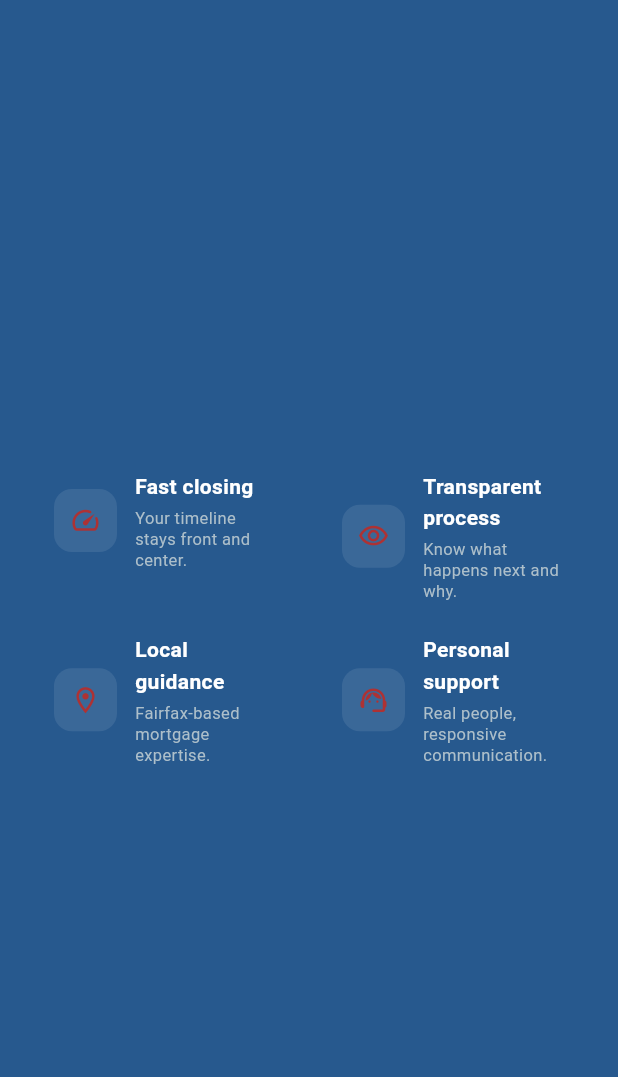
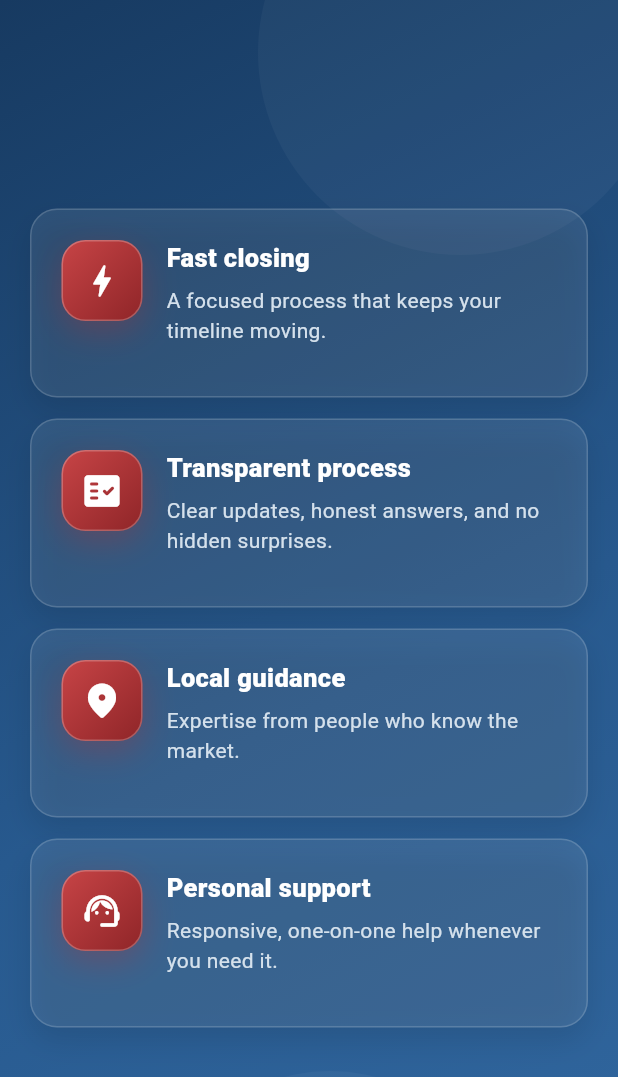
Before and after one commit to lamadipen/simplemortage, a Flutter app: the TrustBar widget shown alone on an empty page, opened directly, on a phone screen of 412 x 824 dp. Shown: the top 1077 px of the screen. Run offline on Flutter 3.47's test engine with Material 3 defaults, Android fonts, the phone set to English and light mode, and no system bars; Roboto replaces fonts that are missing (Arial).

Commit message:
Enhanced the trust-benefits section in [trust_bar.dart](/Users/dipenlama/Downloads/workspace-local/simplemortage/lib/features/home/widgets/trust_bar.dart): Larger, high-contrast icons Branded red icon gradients and glow Navy gradient background Glass-style cards with depth Subtle desktop hover effects Larger, clearer supporting text Full-width mobile cards

```diff
--- a/lib/features/home/widgets/trust_bar.dart
+++ b/lib/features/home/widgets/trust_bar.dart
@@ -7,108 +7,78 @@ class TrustBar extends StatelessWidget {
 
   static const items = [
     (
-      Icons.speed_rounded,
+      Icons.bolt_rounded,
       'Fast closing',
-      'Your timeline stays front and center.',
+      'A focused process that keeps your timeline moving.',
     ),
     (
-      Icons.visibility_outlined,
+      Icons.fact_check_rounded,
       'Transparent process',
-      'Know what happens next and why.',
+      'Clear updates, honest answers, and no hidden surprises.',
     ),
     (
-      Icons.location_on_outlined,
+      Icons.location_on_rounded,
       'Local guidance',
-      'Fairfax-based mortgage expertise.',
+      'Expertise from people who know the market.',
     ),
     (
       Icons.support_agent_rounded,
       'Personal support',
-      'Real people, responsive communication.',
+      'Responsive, one-on-one help whenever you need it.',
     ),
   ];
 
   @override
   Widget build(BuildContext context) {
-    final narrow = MediaQuery.sizeOf(context).width < 760;
-    return SectionContainer(
-      backgroundColor: AppColors.navy,
+    final screenWidth = MediaQuery.sizeOf(context).width;
+    final mobile = screenWidth < 600;
+    final tablet = screenWidth >= 600 && screenWidth < 1100;
+    final gap = mobile ? 14.0 : 18.0;
+
+    return Container(
+      decoration: const BoxDecoration(
+        gradient: LinearGradient(
+          begin: Alignment.topLeft,
+          end: Alignment.bottomRight,
+          colors: [AppColors.navyDark, AppColors.navy, Color(0xFF31679F)],
+          stops: [0, 0.56, 1],
+        ),
+      ),
+      child: Stack(
+        children: [
+          const Positioned(
+            top: -100,
+            right: -30,
+            child: _BackgroundGlow(size: 270),
+          ),
+          const Positioned(
+            bottom: -130,
+            left: 100,
+            child: _BackgroundGlow(size: 240),
+          ),
+          SectionContainer(
             padding: EdgeInsets.symmetric(
-        horizontal: MediaQuery.sizeOf(context).width < 600 ? 20 : 48,
-        vertical: 32,
+              horizontal: mobile ? 20 : 48,
+              vertical: mobile ? 34 : 42,
             ),
-      child: narrow
-          ? Wrap(
-              spacing: 12,
-              runSpacing: 22,
+            child: LayoutBuilder(
+              builder: (context, constraints) {
+                final columns = mobile ? 1 : (tablet ? 2 : 4);
+                final cardWidth =
+                    (constraints.maxWidth - gap * (columns - 1)) / columns;
+
+                return Wrap(
+                  spacing: gap,
+                  runSpacing: gap,
                   children: [
                     for (final item in items)
                       SizedBox(
-                    width: (MediaQuery.sizeOf(context).width - 52) / 2,
+                        width: cardWidth,
                         child: _TrustItem(item: item),
                       ),
                   ],
-            )
-          : Row(
-              children: [
-                for (var index = 0; index < items.length; index++) ...[
-                  Expanded(child: _TrustItem(item: items[index])),
-                  if (index < items.length - 1)
-                    Container(
-                      width: 1,
-                      height: 48,
-                      color: Colors.white.withValues(alpha: 0.14),
-                    ),
-                ],
-              ],
-            ),
                 );
-  }
-}
-
-class _TrustItem extends StatelessWidget {
-  const _TrustItem({required this.item});
-
-  final (IconData, String, String) item;
-
-  @override
-  Widget build(BuildContext context) {
-    return Padding(
-      padding: const EdgeInsets.symmetric(horizontal: 16),
-      child: Row(
-        children: [
-          Container(
-            width: 42,
-            height: 42,
-            decoration: BoxDecoration(
-              color: Colors.white.withValues(alpha: 0.09),
-              borderRadius: BorderRadius.circular(12),
-            ),
-            child: Icon(item.$1, color: AppColors.red, size: 21),
-          ),
-          const SizedBox(width: 12),
-          Expanded(
-            child: Column(
-              crossAxisAlignment: CrossAxisAlignment.start,
-              children: [
-                Text(
-                  item.$2,
-                  style: const TextStyle(
-                    color: AppColors.white,
-                    fontWeight: FontWeight.w700,
-                    fontSize: 14,
-                  ),
-                ),
-                const SizedBox(height: 3),
-                Text(
-                  item.$3,
-                  style: const TextStyle(
-                    color: Color(0xFFADBFCA),
-                    fontSize: 11,
-                    height: 1.3,
-                  ),
-                ),
-              ],
+              },
             ),
           ),
         ],
@@ -116,3 +86,126 @@ class _TrustItem extends StatelessWidget {
     );
   }
 }
+
+class _BackgroundGlow extends StatelessWidget {
+  const _BackgroundGlow({required this.size});
+
+  final double size;
+
+  @override
+  Widget build(BuildContext context) {
+    return IgnorePointer(
+      child: Container(
+        width: size,
+        height: size,
+        decoration: BoxDecoration(
+          shape: BoxShape.circle,
+          color: Colors.white.withValues(alpha: 0.035),
+        ),
+      ),
+    );
+  }
+}
+
+class _TrustItem extends StatefulWidget {
+  const _TrustItem({required this.item});
+
+  final (IconData, String, String) item;
+
+  @override
+  State<_TrustItem> createState() => _TrustItemState();
+}
+
+class _TrustItemState extends State<_TrustItem> {
+  bool _hovered = false;
+
+  @override
+  Widget build(BuildContext context) {
+    return Semantics(
+      container: true,
+      label: '${widget.item.$2}. ${widget.item.$3}',
+      child: MouseRegion(
+        onEnter: (_) => setState(() => _hovered = true),
+        onExit: (_) => setState(() => _hovered = false),
+        child: AnimatedContainer(
+          duration: const Duration(milliseconds: 180),
+          curve: Curves.easeOut,
+          transform: Matrix4.translationValues(0, _hovered ? -4 : 0, 0),
+          constraints: const BoxConstraints(minHeight: 126),
+          padding: const EdgeInsets.all(20),
+          decoration: BoxDecoration(
+            color: Colors.white.withValues(alpha: _hovered ? 0.13 : 0.085),
+            borderRadius: BorderRadius.circular(18),
+            border: Border.all(
+              color: Colors.white.withValues(alpha: _hovered ? 0.28 : 0.16),
+            ),
+            boxShadow: [
+              BoxShadow(
+                color: Colors.black.withValues(alpha: _hovered ? 0.18 : 0.1),
+                blurRadius: _hovered ? 24 : 16,
+                offset: const Offset(0, 9),
+              ),
+            ],
+          ),
+          child: Row(
+            crossAxisAlignment: CrossAxisAlignment.start,
+            children: [
+              Container(
+                width: 54,
+                height: 54,
+                decoration: BoxDecoration(
+                  gradient: const LinearGradient(
+                    begin: Alignment.topLeft,
+                    end: Alignment.bottomRight,
+                    colors: [Color(0xFFC74446), AppColors.redDark],
+                  ),
+                  borderRadius: BorderRadius.circular(16),
+                  border: Border.all(
+                    color: Colors.white.withValues(alpha: 0.24),
+                  ),
+                  boxShadow: [
+                    BoxShadow(
+                      color: AppColors.red.withValues(alpha: 0.34),
+                      blurRadius: 18,
+                      offset: const Offset(0, 7),
+                    ),
+                  ],
+                ),
+                child: Icon(widget.item.$1, color: AppColors.white, size: 28),
+              ),
+              const SizedBox(width: 16),
+              Expanded(
+                child: Padding(
+                  padding: const EdgeInsets.only(top: 2),
+                  child: Column(
+                    crossAxisAlignment: CrossAxisAlignment.start,
+                    children: [
+                      Text(
+                        widget.item.$2,
+                        style: const TextStyle(
+                          color: AppColors.white,
+                          fontWeight: FontWeight.w800,
+                          fontSize: 17,
+                          height: 1.2,
+                        ),
+                      ),
+                      const SizedBox(height: 8),
+                      Text(
+                        widget.item.$3,
+                        style: const TextStyle(
+                          color: Color(0xFFD5E1EC),
+                          fontSize: 14,
+                          height: 1.42,
+                        ),
+                      ),
+                    ],
+                  ),
+                ),
+              ),
+            ],
+          ),
+        ),
+      ),
+    );
+  }
+}
```
Lines whose indentation alone changed are shown as unchanged.
